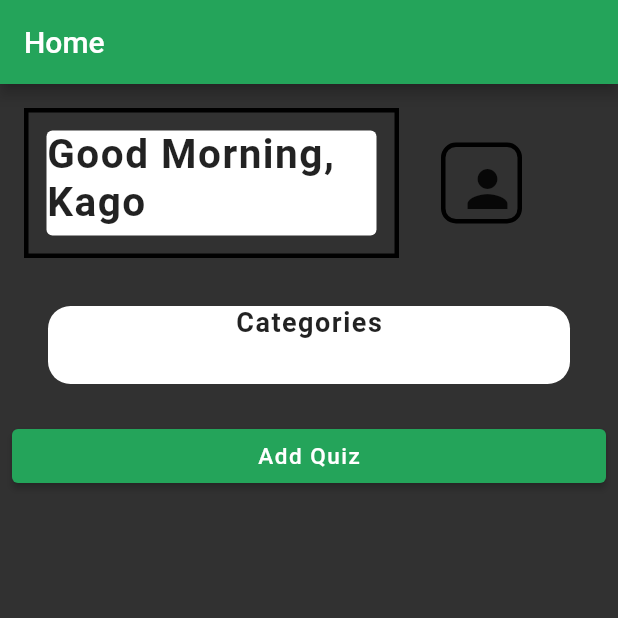
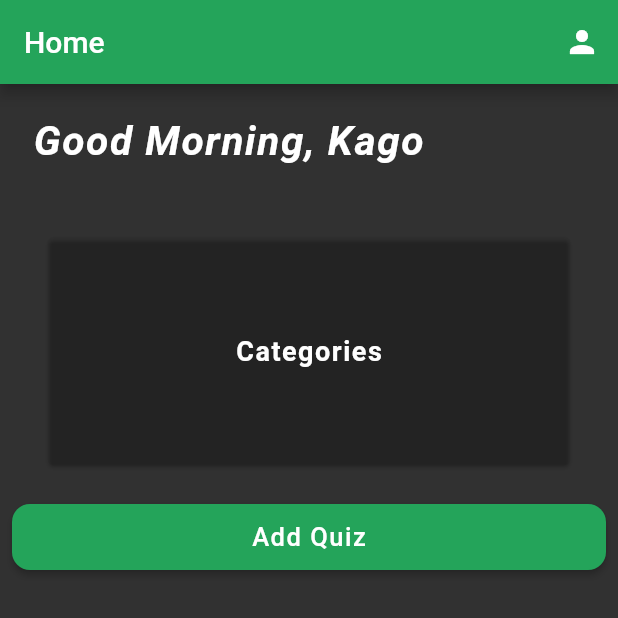
Before and after one commit to kaglet/Kwiz, a Flutter app: the screen it shows after launch, on a phone screen of 412 x 824 dp, the top half of it. Run offline on Flutter 3.47's test engine with Material 2 defaults, Android fonts, the phone set to English and light mode, and no system bars; our stand-ins replace cloud_firestore, firebase_core; accounts and stored records are empty.

Commit message:
Fix homescreen layout then fix flutter formats

```diff
--- a/lib/classes/aboutCard.dart
+++ b/lib/classes/about_card.dart
@@ -1,7 +1,6 @@
 // ignore_for_file: prefer_const_constructors
 // ignore_for_file: prefer_const_literals_to_create_immutables
 import 'package:flutter/material.dart';
-import 'package:kwiz/classes/multiLineTextField.dart';
 
 class aboutQuizCard extends StatefulWidget {
   const aboutQuizCard({super.key});
--- a/lib/main.dart
+++ b/lib/main.dart
@@ -1,5 +1,6 @@
+import 'package:kwiz/pages/add_questions.dart';
 import 'package:kwiz/pages/home.dart';
-import 'package:kwiz/pages/create_quiz.dart';
+import 'package:kwiz/pages/add_quiz_about.dart';
 import 'package:kwiz/pages/viewquizzes/viewquizzes.dart';
 import 'package:kwiz/quiz_screen.dart';
 import 'package:kwiz/start_quiz.dart';
--- a/lib/pages/home.dart
+++ b/lib/pages/home.dart
@@ -1,7 +1,5 @@
-// ignore_for_file: prefer_const_constructors
-// ignore_for_file: prefer_const_literals_to_create_immutables
 import 'package:flutter/material.dart';
-import 'package:kwiz/pages/create_quiz.dart';
+import 'package:kwiz/pages/add_quiz_about.dart';
 import 'package:kwiz/view_categories.dart';
 
 class Home extends StatefulWidget {
@@ -17,6 +15,17 @@ class _HomeState extends State<Home> {
     return Scaffold(
       appBar: AppBar(
         title: const Text('Home'),
+        actions: [
+          IconButton(
+            icon: const Icon(Icons.person),
+            onPressed: () {
+              Navigator.push(
+                context,
+                MaterialPageRoute(builder: (context) => const Home()),
+              );
+            },
+          ),
+        ],
       ),
       resizeToAvoidBottomInset: false,
       body: SafeArea(
@@ -25,26 +34,18 @@ class _HomeState extends State<Home> {
           child: Column(
             crossAxisAlignment: CrossAxisAlignment.stretch,
             children: [
-              Row(
-                children: [
-                  Padding(
-                    padding: const EdgeInsets.all(8.0),
-                    child: Expanded(
-                      flex: 1,
-                      child: Container(
-                        decoration: BoxDecoration(
-                          border: Border.all(width: 3, color: Colors.black),
-                          shape: BoxShape.rectangle,
-                        ),
-                        height: 100.0,
-                        width: 250.0,
+              Container(
+                height: 70.0,
+                child: const Card(
+                  color: Colors.transparent,
+                  elevation: 0.0,
                   child: Padding(
-                          padding: const EdgeInsets.all(8.0),
-                          child: Card(
-                            elevation: 0.0,
+                    padding: EdgeInsets.all(10.0),
                     child: Text(
                       'Good Morning, Kago',
                       style: TextStyle(
+                        fontStyle: FontStyle.italic,
+                        color: Colors.white,
                         fontSize: 27.0,
                         fontWeight: FontWeight.bold,
                         letterSpacing: 1.0,
@@ -53,29 +54,11 @@ class _HomeState extends State<Home> {
                   ),
                 ),
               ),
-                    ),
-                  ),
-                  SizedBox(
+              const SizedBox(
                 width: 20.0,
               ),
               Container(
-                    decoration: BoxDecoration(
-                      border: Border.all(width: 3, color: Colors.black),
-                      shape: BoxShape.rectangle,
-                      borderRadius: BorderRadius.circular(10.0),
-                    ),
-                    child: IconButton(
-                      onPressed: () {},
-                      icon: Icon(
-                        Icons.person,
-                        size: 40.0,
-                      ),
-                    ),
-                  )
-                ],
-              ),
-              Container(
-                height: 100.0,
+                height: 200.0,
                 child: Padding(
                   padding: const EdgeInsets.all(20.0),
                   child: GestureDetector(
@@ -83,27 +66,21 @@ class _HomeState extends State<Home> {
                       Navigator.push(
                         context,
                         MaterialPageRoute(
-                            builder: (context) => ViewCategories()),
+                            builder: (context) => const ViewCategories()),
                       );
                     },
-                    child: Card(
-                      elevation: 0.0,
-                      shape: RoundedRectangleBorder(
-                        borderRadius: BorderRadius.circular(15.0),
-                      ),
-                      child: Row(
-                        mainAxisAlignment: MainAxisAlignment.center,
-                        crossAxisAlignment: CrossAxisAlignment.start,
-                        children: [
-                          Text(
+                    child: const Card(
+                      color: Colors.transparent,
+                      child: Center(
+                        child: Text(
                           'Categories',
                           style: TextStyle(
+                            color: Colors.white,
                             fontSize: 18.0,
                             fontWeight: FontWeight.bold,
                             letterSpacing: 1.0,
                           ),
                         ),
-                        ],
                       ),
                     ),
                   ),
@@ -116,11 +93,16 @@ class _HomeState extends State<Home> {
                       new MaterialPageRoute(
                           builder: (context) => new AddQuiz()));
                 },
-                style: ButtonStyle(),
-                child: Text(
+                style: ElevatedButton.styleFrom(
+                  padding: const EdgeInsets.all(12.0),
+                  shape: RoundedRectangleBorder(
+                    borderRadius: BorderRadius.circular(12), // <-- Radius
+                  ),
+                ),
+                child: const Text(
                   'Add Quiz',
                   style: TextStyle(
-                    fontSize: 15.0,
+                    fontSize: 17.0,
                     letterSpacing: 1.0,
                   ),
                 ),
--- a/lib/quiz_screen.dart
+++ b/lib/quiz_screen.dart
@@ -1,7 +1,4 @@
 import 'package:flutter/material.dart';
-import 'package:flutter/rendering.dart';
-import 'package:kwiz/hello.dart';
-import 'package:kwiz/firebase_options.dart';
 import 'package:kwiz/services/database.dart';
 import 'Models/Quizzes.dart';
 
--- a/lib/services/database.dart
+++ b/lib/services/database.dart
@@ -1,6 +1,4 @@
 import 'package:cloud_firestore/cloud_firestore.dart';
-import 'package:flutter/foundation.dart';
-import 'package:flutter/material.dart';
 import 'package:kwiz/Models/Questions.dart';
 import 'package:kwiz/Models/Quizzes.dart';
 
```
Also changed, not shown: lib/classes/qa_container.dart (renamed from lib/classes/QAwidget.dart, +9 -13 lines), lib/pages/add_questions.dart (renamed from lib/pages/addQuestions.dart, +18 -12 lines), lib/pages/add_quiz_about.dart (renamed from lib/pages/create_quiz.dart, +2 -6 lines), lib/classes/multiline_textfield.dart (renamed from lib/classes/multiLineTextField.dart), lib/classes/qa_obj.dart (renamed from lib/classes/QA.dart). Lines whose indentation alone changed are shown as unchanged.
